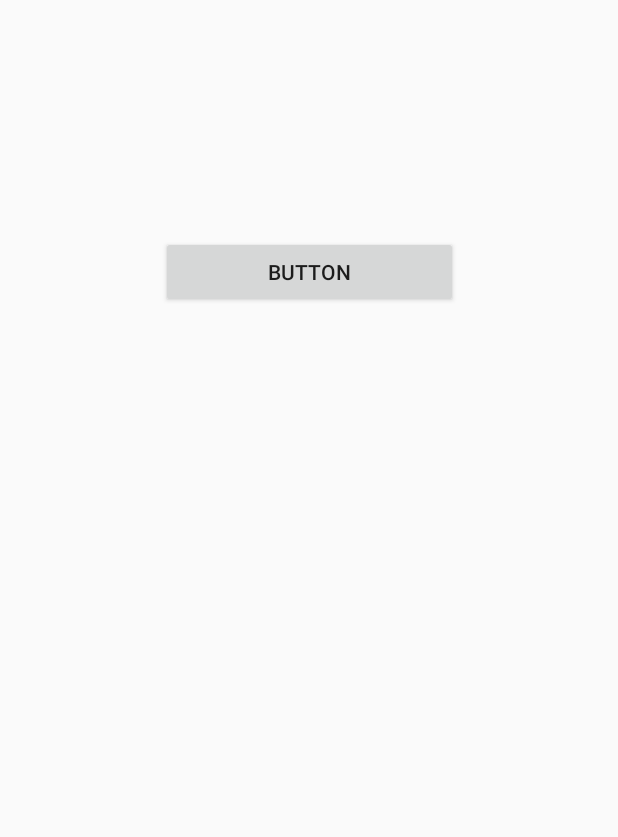
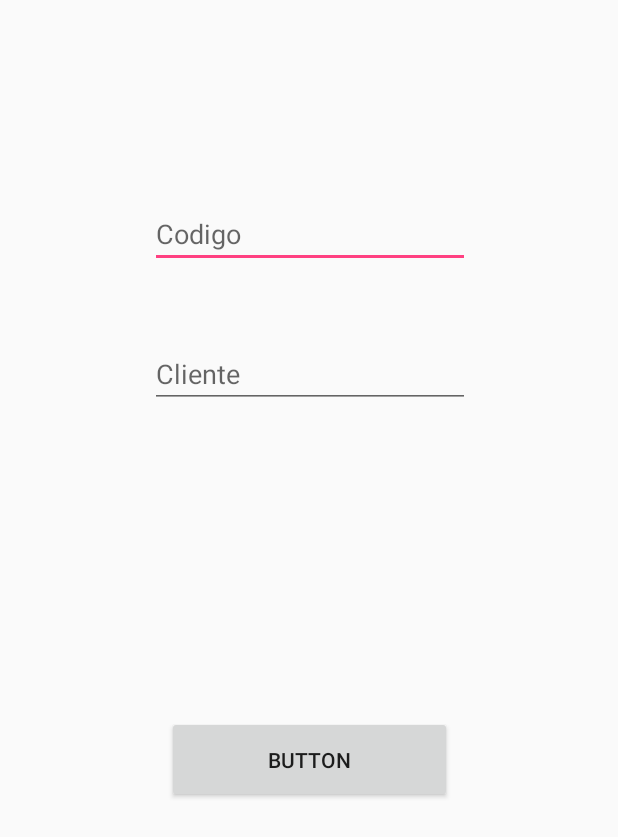
Before and after one commit to diego044/ProyectoAndroid, an Android app: the layout activity_panel.xml on its own in the app's theme, with its tools: preview values and no code run, on a phone screen of 412 x 824 dp. Shown: the top 837 px of the screen. Run offline under Robolectric (Android 15) with nearby library versions, the phone set to English and light mode, and no system bars.

Commit message:
ultima actualizacion

```diff
--- a/FinalAndroid/app/src/main/res/layout/activity_panel.xml
+++ b/FinalAndroid/app/src/main/res/layout/activity_panel.xml
@@ -8,7 +8,7 @@
 
     <TextView
         android:id="@+id/txtuser"
-        android:layout_width="321dp"
+        android:layout_width="328dp"
         android:layout_height="29dp"
         android:layout_marginEnd="8dp"
         android:layout_marginLeft="8dp"
@@ -22,22 +22,57 @@
         app:layout_constraintStart_toStartOf="parent"
         app:layout_constraintTop_toTopOf="parent" />
 
+
+    <EditText
+        android:id="@+id/txtcod"
+        android:layout_width="wrap_content"
+        android:layout_height="wrap_content"
+        android:layout_marginEnd="8dp"
+        android:layout_marginLeft="8dp"
+        android:layout_marginRight="8dp"
+        android:layout_marginStart="8dp"
+        android:layout_marginTop="48dp"
+        android:ems="10"
+        android:hint="Codigo"
+        android:inputType="textPersonName"
+        app:layout_constraintEnd_toEndOf="parent"
+        app:layout_constraintHorizontal_bias="0.503"
+        app:layout_constraintStart_toStartOf="parent"
+        app:layout_constraintTop_toBottomOf="@+id/txtuser" />
+
+    <EditText
+        android:id="@+id/txtcliente"
+        android:layout_width="wrap_content"
+        android:layout_height="wrap_content"
+        android:layout_marginEnd="8dp"
+        android:layout_marginLeft="8dp"
+        android:layout_marginRight="8dp"
+        android:layout_marginStart="8dp"
+        android:layout_marginTop="48dp"
+        android:ems="10"
+        android:hint="Cliente"
+        android:inputType="textPersonName"
+        app:layout_constraintEnd_toEndOf="parent"
+        app:layout_constraintHorizontal_bias="0.503"
+        app:layout_constraintStart_toStartOf="parent"
+        app:layout_constraintTop_toBottomOf="@+id/txtcod" />
+
     <Button
-        android:id="@+id/btnlista"
-        android:layout_width="198dp"
-        android:layout_height="wrap_content"
-        android:layout_marginBottom="8dp"
+        android:id="@+id/button"
+        android:layout_width="190dp"
+        android:layout_height="58dp"
+        android:layout_marginBottom="92dp"
         android:layout_marginEnd="8dp"
         android:layout_marginLeft="8dp"
         android:layout_marginRight="8dp"
         android:layout_marginStart="8dp"
         android:layout_marginTop="8dp"
-        android:onClick="onClick"
+        android:onClick="AddDatos"
         android:text="Button"
         app:layout_constraintBottom_toBottomOf="parent"
         app:layout_constraintEnd_toEndOf="parent"
         app:layout_constraintStart_toStartOf="parent"
-        app:layout_constraintTop_toBottomOf="@+id/txtuser"
-        app:layout_constraintVertical_bias="0.095" />
+        app:layout_constraintTop_toBottomOf="@+id/txtcliente" />
+
 
 </android.support.constraint.ConstraintLayout>
```
Also changed, not shown: FinalAndroid/app/src/main/java/com/example/delacruz/finalandroid/PanelActivity.java (+41 -6 lines).
